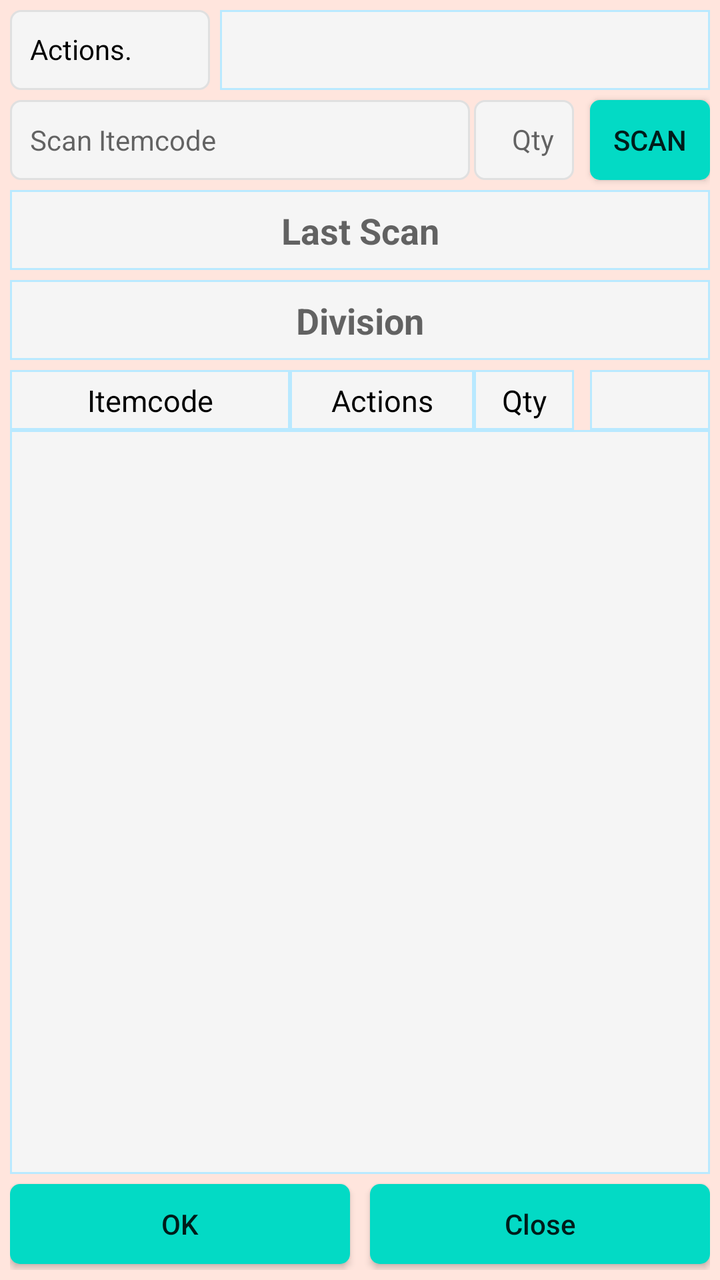
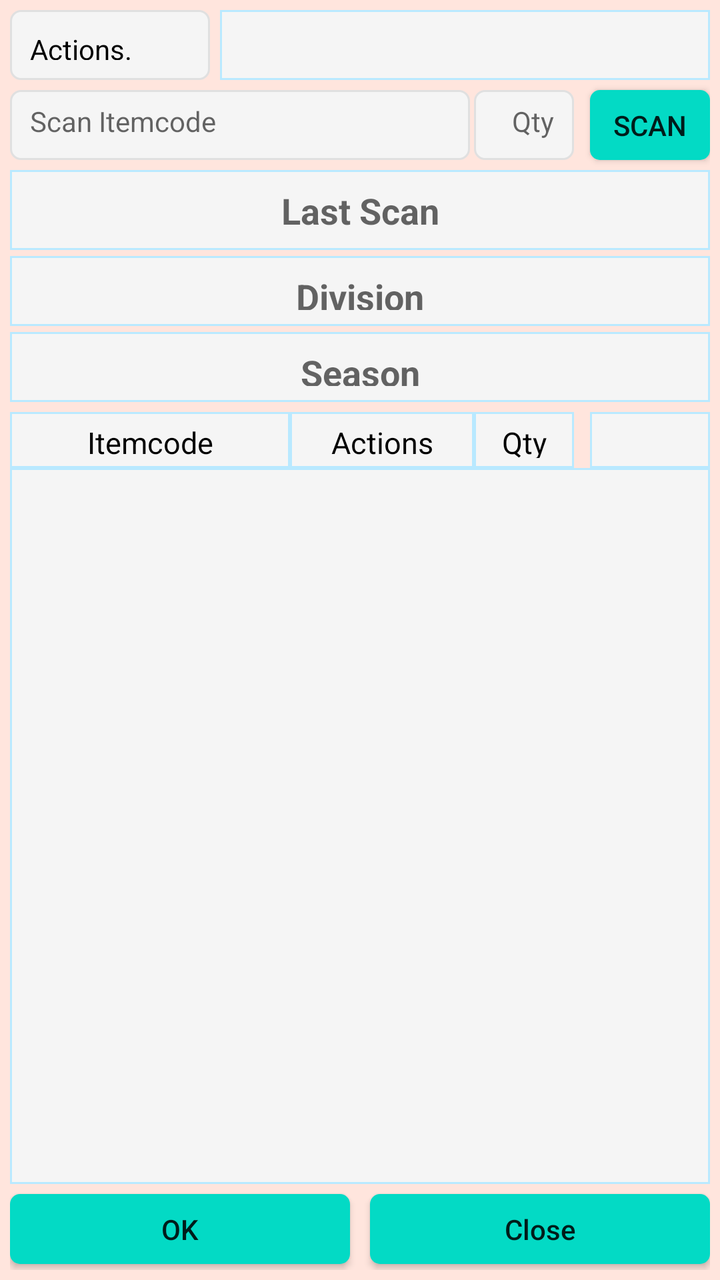

An Android layout rendered at two revisions. The XML below is the earlier revision; the diff shows what the commit changed to produce the second picture.
<!-- AndroidManifest.xml: application theme AppTheme -->
<!-- res/layout/shop_return_popup_items_scan_window.xml -->
<?xml version="1.0" encoding="utf-8"?>
<androidx.constraintlayout.widget.ConstraintLayout
    xmlns:android="http://schemas.android.com/apk/res/android"
    xmlns:app="http://schemas.android.com/apk/res-auto"
    xmlns:tools="http://schemas.android.com/tools"
    android:layout_width="390dp"
    android:padding="5dp"
    android:background="@color/colorBackPopup"
    android:layout_gravity="center"
    android:layout_height="690dp">

    <TextView
        android:id="@+id/TextView8"
        android:layout_width="100dp"
        android:layout_height="40dp"
        android:background="@drawable/et_custom"
        android:gravity="left"
        android:hint=""
        android:padding="10dp"
        android:text="Actions."
        android:textColor="@color/coloBlack"
        android:textSize="14sp"
        app:layout_constraintStart_toStartOf="parent"
        app:layout_constraintTop_toTopOf="parent" />

    <EditText
        android:id="@+id/et_shop_return_popup_itemcode"
        android:layout_width="0dp"
        android:layout_height="40dp"
        android:layout_marginRight="2dp"
        android:layout_marginTop="5dp"
        android:background="@drawable/et_custom"
        android:hint="Scan Itemcode"
        android:padding="10dp"
        android:textColor="@color/coloBlack"
        android:textSize="14dp"
        app:layout_constraintEnd_toStartOf="@+id/et_shop_return_popup_qty"
        app:layout_constraintStart_toStartOf="parent"
        app:layout_constraintTop_toBottomOf="@+id/TextView8" />

    <Spinner
        android:id="@+id/sp_shop_return_popup_action"
        android:layout_width="0dp"
        android:layout_height="40dp"
        android:layout_marginLeft="5dp"
        android:background="@drawable/et_custom_total"
        android:gravity="center"
        android:hint=""
        android:padding="8dp"
        android:textSize="14sp"
        app:layout_constraintEnd_toEndOf="parent"
        app:layout_constraintStart_toEndOf="@+id/TextView8"
        app:layout_constraintTop_toTopOf="parent"
        tools:ignore="SpeakableTextPresentCheck,TouchTargetSizeCheck" />

    <EditText
        android:id="@+id/et_shop_return_popup_qty"
        android:layout_width="50dp"
        android:layout_height="40dp"
        android:layout_marginRight="8dp"
        android:background="@drawable/et_custom"
        android:gravity="right"
        android:hint="Qty"
        android:padding="10dp"
        android:textColor="@color/coloBlack"
        android:textSize="14dp"
        app:layout_constraintEnd_toStartOf="@+id/bt_shop_return_popup_scan"
        app:layout_constraintTop_toTopOf="@+id/et_shop_return_popup_itemcode" />

    <Button
        android:id="@+id/bt_shop_return_popup_scan"
        android:layout_width="60dp"
        android:layout_height="40dp"
        android:background="@drawable/btn_custom1"
        android:text="SCAN"
        android:textAllCaps="false"
        android:textSize="14sp"
        app:layout_constraintEnd_toEndOf="parent"
        app:layout_constraintTop_toTopOf="@+id/et_shop_return_popup_itemcode" />


    <TextView
        android:id="@+id/tv_shop_return_popup_last_scan"
        android:layout_width="0dp"
        android:layout_height="40dp"
        android:layout_marginTop="5dp"
        android:background="@drawable/et_custom_total"
        android:hint="Last Scan"
        android:padding="8dp"
        android:textAlignment="center"
        android:textColor="@color/coloRed"
        android:textSize="18dp"
        android:textStyle="bold"
        app:layout_constraintEnd_toEndOf="parent"
        app:layout_constraintStart_toStartOf="parent"
        app:layout_constraintTop_toBottomOf="@+id/et_shop_return_popup_itemcode" />

    <TextView
        android:id="@+id/tv_shop_return_popup_division"
        android:layout_width="0dp"
        android:layout_height="40dp"
        android:layout_marginTop="5dp"
        android:background="@drawable/et_custom_total"
        android:hint="Division"
        android:padding="8dp"
        android:textAlignment="center"
        android:textColor="@color/coloRed"
        android:textSize="18dp"
        android:textStyle="bold"
        app:layout_constraintEnd_toEndOf="parent"
        app:layout_constraintStart_toStartOf="parent"
        app:layout_constraintTop_toBottomOf="@+id/tv_shop_return_popup_last_scan" />

    <TextView
        android:id="@+id/textView1"
        android:layout_width="140dp"
        android:layout_height="30dp"
        android:layout_marginTop="5dp"
        android:background="@drawable/et_custom_total"
        android:gravity="center"
        android:padding="5dp"
        android:text="Itemcode"
        android:textColor="@color/coloBlack"
        android:textSize="15dp"
        app:layout_constraintStart_toStartOf="parent"
        app:layout_constraintTop_toBottomOf="@+id/tv_shop_return_popup_division" />

    <TextView
        android:id="@+id/textView15"
        android:layout_width="0dp"
        android:layout_height="30dp"
        android:background="@drawable/et_custom_total"
        android:gravity="center"
        android:padding="5dp"
        android:text="Actions"
        android:textColor="@color/coloBlack"
        android:textSize="15dp"
        app:layout_constraintEnd_toStartOf="@+id/textView3"
        app:layout_constraintStart_toEndOf="@+id/textView1"
        app:layout_constraintTop_toTopOf="@+id/textView1" />

    <TextView
        android:id="@+id/textView3"
        android:layout_width="50dp"
        android:layout_height="30dp"
        android:layout_marginRight="8dp"
        android:gravity="center"
        android:textColor="@color/coloBlack"
        android:background="@drawable/et_custom_total"
        android:padding="5dp"
        android:text="Qty"
        android:textSize="15dp"
        app:layout_constraintEnd_toStartOf="@+id/textView5"
        app:layout_constraintTop_toTopOf="@+id/textView1" />

    <TextView
        android:id="@+id/textView5"
        android:layout_width="60dp"
        android:layout_height="30dp"
        android:background="@drawable/et_custom_total"
        android:padding="5dp"
        android:text=""
        android:textSize="15dp"
        app:layout_constraintEnd_toEndOf="parent"
        app:layout_constraintTop_toTopOf="@+id/textView1" />

    <ListView
        android:id="@+id/lv_shop_return_popup_scandetail"
        android:layout_width="0dp"
        android:layout_height="0dp"
        android:layout_marginBottom="5dp"
        android:background="@drawable/et_custom_total"
        app:layout_constraintBottom_toTopOf="@+id/bt_shop_return_popup_ok"
        app:layout_constraintEnd_toEndOf="parent"
        app:layout_constraintStart_toStartOf="parent"
        app:layout_constraintTop_toBottomOf="@+id/textView1" />

    <Button
        android:id="@+id/bt_shop_return_popup_ok"
        android:layout_width="0dp"
        android:layout_height="40dp"
        android:layout_marginBottom="3dp"
        android:background="@drawable/btn_custom1"
        android:text="OK"
        android:textAllCaps="false"
        android:textSize="14sp"
        app:layout_constraintBottom_toBottomOf="parent"
        app:layout_constraintEnd_toStartOf="@+id/textView2"
        app:layout_constraintStart_toStartOf="parent" />

    <Button
        android:id="@+id/bt_shop_return_popup_close"
        android:layout_width="0dp"
        android:layout_height="40dp"
        android:layout_marginBottom="3dp"
        android:background="@drawable/btn_custom1"
        android:text="Close"
        android:textAllCaps="false"
        android:textSize="14sp"
        app:layout_constraintBottom_toBottomOf="parent"
        app:layout_constraintEnd_toEndOf="parent"
        app:layout_constraintStart_toEndOf="@+id/textView2" />

    <TextView
        android:id="@+id/textView2"
        android:layout_width="wrap_content"
        android:layout_height="wrap_content"
        android:layout_marginStart="16dp"
        android:layout_marginLeft="16dp"
        android:layout_marginEnd="16dp"
        android:layout_marginRight="16dp"
        android:text="   "
        android:textColor="@color/colorAccent"
        app:layout_constraintBottom_toBottomOf="parent"
        app:layout_constraintEnd_toEndOf="parent"
        app:layout_constraintStart_toStartOf="parent"
        tools:ignore="SpeakableTextPresentCheck" />

</androidx.constraintlayout.widget.ConstraintLayout>
<!-- resources referenced by this layout -->
<resources>
  <color name="coloBlack">#000000</color>
  <color name="coloRed">#ff0000</color>
  <color name="colorAccent">#000000</color>
  <color name="colorBackPopup">#FFE5DD</color>
  <!-- drawable btn_custom1 (drawable) -->
  <?xml version="1.0" encoding="utf-8"?>
  <shape xmlns:android="http://schemas.android.com/apk/res/android"
      android:padding="10dp"
      android:shape="rectangle" >
  
      <solid android:color="@color/colorBtn" />
  
      <corners
          android:bottomLeftRadius="5dp"
          android:bottomRightRadius="5dp"
          android:topLeftRadius="5dp"
          android:topRightRadius="5dp" />
  
  </shape>
  <!-- drawable et_custom (drawable) -->
  <?xml version="1.0" encoding="utf-8"?>
  <shape xmlns:android="http://schemas.android.com/apk/res/android"
      android:padding="10dp"
      android:shape="rectangle" >
  
      <solid android:color="#f5f5f5" />
  
      <stroke
          android:width="1dp"
          android:color="#e0e0e0" />
  
      <corners
          android:bottomLeftRadius="5dp"
          android:bottomRightRadius="5dp"
          android:topLeftRadius="5dp"
          android:topRightRadius="5dp" />
  
  </shape>
  <!-- drawable et_custom_total (drawable) -->
  <?xml version="1.0" encoding="utf-8"?>
  <shape xmlns:android="http://schemas.android.com/apk/res/android"
      android:padding="10dp"
      android:shape="rectangle" >
  
      <solid android:color="#f5f5f5" />
  
      <stroke
          android:width="1dp"
          android:color="#B9E9FF" />
  
      <corners
          android:bottomLeftRadius="0dp"
          android:bottomRightRadius="0dp"
          android:topLeftRadius="0dp"
          android:topRightRadius="0dp" />
  
  </shape>
  <style name="AppTheme" parent="Theme.AppCompat.Light.NoActionBar">
          
          <item name="colorPrimary">@color/colorPrimary</item>
          <item name="colorPrimaryDark">@color/colorPrimaryDark</item>
          <item name="colorAccent">@color/colorAccent</item>
      </style>
  <color name="colorBtn">#03DAC5</color>
  <color name="colorPrimary">#ffb200</color>
  <color name="colorPrimaryDark">#ffb200</color>
</resources>

<!-- the commit's change to res/layout/shop_return_popup_items_scan_window.xml (unified diff, before → after) -->
@@ -7,12 +7,12 @@
     android:padding="5dp"
     android:background="@color/colorBackPopup"
     android:layout_gravity="center"
-    android:layout_height="690dp">
+    android:layout_height="650dp">
 
     <TextView
         android:id="@+id/TextView8"
         android:layout_width="100dp"
-        android:layout_height="40dp"
+        android:layout_height="35dp"
         android:background="@drawable/et_custom"
         android:gravity="left"
         android:hint=""
@@ -26,7 +26,7 @@
     <EditText
         android:id="@+id/et_shop_return_popup_itemcode"
         android:layout_width="0dp"
-        android:layout_height="40dp"
+        android:layout_height="35dp"
         android:layout_marginRight="2dp"
         android:layout_marginTop="5dp"
         android:background="@drawable/et_custom"
@@ -41,7 +41,7 @@
     <Spinner
         android:id="@+id/sp_shop_return_popup_action"
         android:layout_width="0dp"
-        android:layout_height="40dp"
+        android:layout_height="35dp"
         android:layout_marginLeft="5dp"
         android:background="@drawable/et_custom_total"
         android:gravity="center"
@@ -56,7 +56,7 @@
     <EditText
         android:id="@+id/et_shop_return_popup_qty"
         android:layout_width="50dp"
-        android:layout_height="40dp"
+        android:layout_height="35dp"
         android:layout_marginRight="8dp"
         android:background="@drawable/et_custom"
         android:gravity="right"
@@ -70,7 +70,7 @@
     <Button
         android:id="@+id/bt_shop_return_popup_scan"
         android:layout_width="60dp"
-        android:layout_height="40dp"
+        android:layout_height="35dp"
         android:background="@drawable/btn_custom1"
         android:text="SCAN"
         android:textAllCaps="false"
@@ -98,8 +98,8 @@
     <TextView
         android:id="@+id/tv_shop_return_popup_division"
         android:layout_width="0dp"
-        android:layout_height="40dp"
-        android:layout_marginTop="5dp"
+        android:layout_height="35dp"
+        android:layout_marginTop="3dp"
         android:background="@drawable/et_custom_total"
         android:hint="Division"
         android:padding="8dp"
@@ -112,9 +112,25 @@
         app:layout_constraintTop_toBottomOf="@+id/tv_shop_return_popup_last_scan" />
 
     <TextView
+        android:id="@+id/tv_shop_return_popup_season"
+        android:layout_width="0dp"
+        android:layout_height="35dp"
+        android:layout_marginTop="3dp"
+        android:background="@drawable/et_custom_total"
+        android:hint="Season"
+        android:padding="8dp"
+        android:textAlignment="center"
+        android:textColor="@color/coloRed"
+        android:textSize="18dp"
+        android:textStyle="bold"
+        app:layout_constraintEnd_toEndOf="parent"
+        app:layout_constraintStart_toStartOf="parent"
+        app:layout_constraintTop_toBottomOf="@+id/tv_shop_return_popup_division" />
+
+    <TextView
         android:id="@+id/textView1"
         android:layout_width="140dp"
-        android:layout_height="30dp"
+        android:layout_height="28dp"
         android:layout_marginTop="5dp"
         android:background="@drawable/et_custom_total"
         android:gravity="center"
@@ -123,12 +139,12 @@
         android:textColor="@color/coloBlack"
         android:textSize="15dp"
         app:layout_constraintStart_toStartOf="parent"
-        app:layout_constraintTop_toBottomOf="@+id/tv_shop_return_popup_division" />
+        app:layout_constraintTop_toBottomOf="@+id/tv_shop_return_popup_season" />
 
     <TextView
         android:id="@+id/textView15"
         android:layout_width="0dp"
-        android:layout_height="30dp"
+        android:layout_height="28dp"
         android:background="@drawable/et_custom_total"
         android:gravity="center"
         android:padding="5dp"
@@ -142,7 +158,7 @@
     <TextView
         android:id="@+id/textView3"
         android:layout_width="50dp"
-        android:layout_height="30dp"
+        android:layout_height="28dp"
         android:layout_marginRight="8dp"
         android:gravity="center"
         android:textColor="@color/coloBlack"
@@ -156,7 +172,7 @@
     <TextView
         android:id="@+id/textView5"
         android:layout_width="60dp"
-        android:layout_height="30dp"
+        android:layout_height="28dp"
         android:background="@drawable/et_custom_total"
         android:padding="5dp"
         android:text=""
@@ -178,7 +194,7 @@
     <Button
         android:id="@+id/bt_shop_return_popup_ok"
         android:layout_width="0dp"
-        android:layout_height="40dp"
+        android:layout_height="35dp"
         android:layout_marginBottom="3dp"
         android:background="@drawable/btn_custom1"
         android:text="OK"
@@ -191,7 +207,7 @@
     <Button
         android:id="@+id/bt_shop_return_popup_close"
         android:layout_width="0dp"
-        android:layout_height="40dp"
+        android:layout_height="35dp"
         android:layout_marginBottom="3dp"
         android:background="@drawable/btn_custom1"
         android:text="Close"
